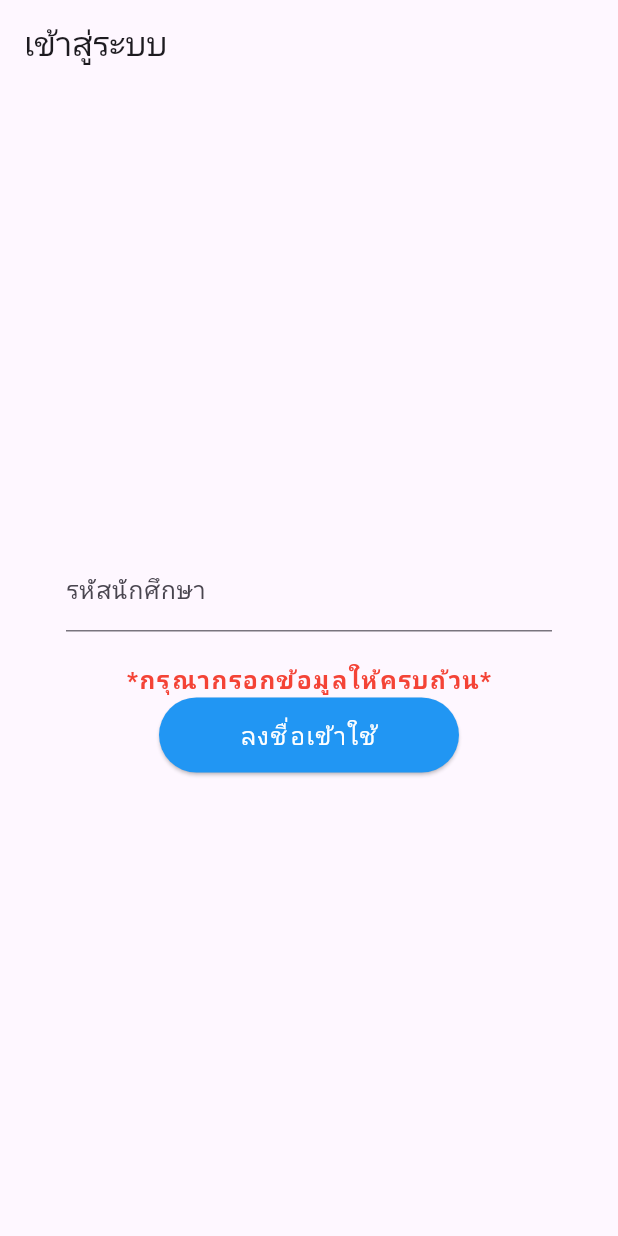
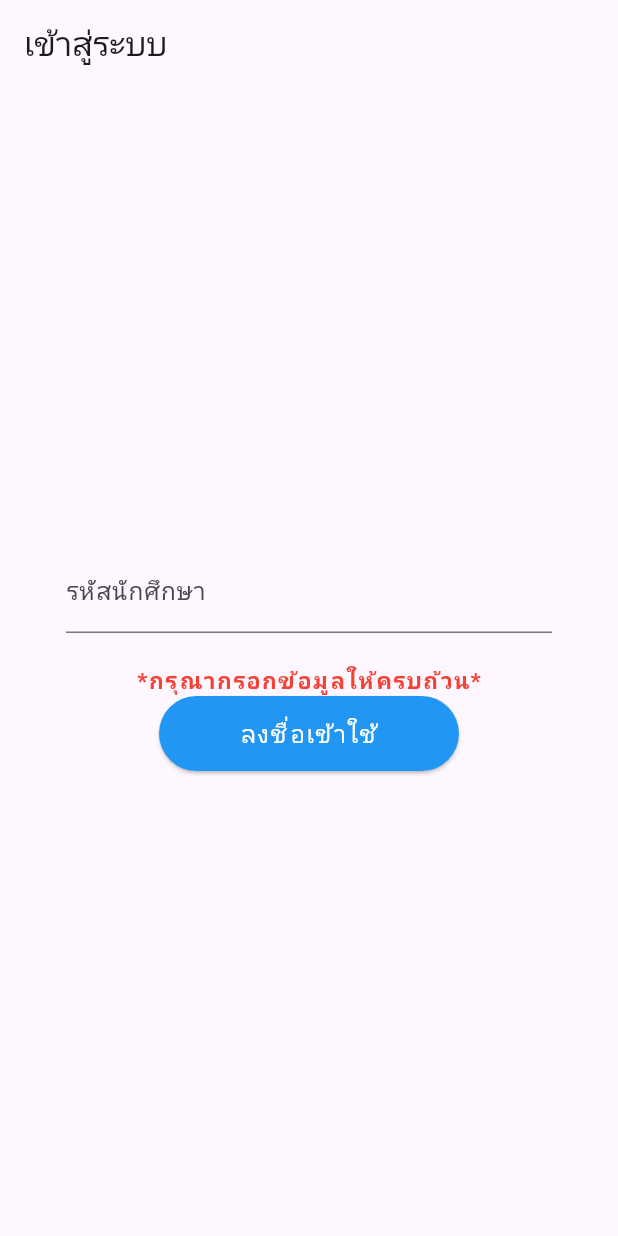
Before and after one commit to tew080/Application_BLE_Authentication, a Flutter app: the screen it shows after launch, after a tap on "ลงชื่อเข้าใช้", on a phone screen of 412 x 824 dp. Run offline on Flutter 3.47's test engine with Material 3 defaults, Android fonts, the phone set to English and light mode, and no system bars; our stand-ins replace cloud_firestore, firebase_core, flutter_secure_storage; accounts and stored records are empty; Roboto replaces fonts that are missing (Google Sans).

Commit message:
login_page: Fix Warning and Clean

```diff
--- a/lib/pages/login_page.dart
+++ b/lib/pages/login_page.dart
@@ -26,12 +26,8 @@ class _LoginPageState extends State<LoginPage> {
 
   // รับค่าจาก รหัสนักศึกษาจาก TextField
   final studentIdCtrl = TextEditingController();
-  /*// รับค่าจาก รหัส TextField
-  final passwordCtrl = TextEditingController();*/
 
   void _checkLoginState() async {
-    // ค่าที่รับมาจาก studentIdCtrl และ passwordCtrl จะต้องไม่เป็นค่าว่าง
-    //if (studentIdCtrl.text.isEmpty || passwordCtrl.text.isEmpty) {
     if (studentIdCtrl.text.isEmpty) {
       setState(() {
         error = '*กรุณากรอกข้อมูลให้ครบถ้วน*';
@@ -48,11 +44,6 @@ class _LoginPageState extends State<LoginPage> {
 
     // ดึงค่าจากช่องกรอก และลบช่องว่าง (Whitespace) ออกทั้งหมด
     final String studentId = studentIdCtrl.text.replaceAll(RegExp(r'\s+'), '');
-    // ดึงค่ารหัสผ่าน และตัดช่องว่างหน้า-หลัง
-    /*final String password = passwordCtrl.text.trim();
-
-    // เรียก AuthService เพื่อตรวจสอบข้อมูล
-    final bool ok = await AuthenticationService.login(studentId, password);*/
 
     final bool ok = await AuthenticationService.login(studentId);
     if (ok == true) {
@@ -70,12 +61,8 @@ class _LoginPageState extends State<LoginPage> {
       return;
     }
 
-    /*  mounted T/F from class State
-     -  ถ้า (!mounted) แปลว่า "ถ้าหน้าจอนี้ไม่อยู่แล้ว"
-     - ให้จบการทำงานตรงนี้เลย ไม่ต้องทำบรรทัดล่างต่อ
-    */
     if (!mounted) {
-      log('Login Page ${mounted}');
+      log('Login Page $mounted');
       return;
     }
 
@@ -86,11 +73,10 @@ class _LoginPageState extends State<LoginPage> {
       - ให้แสดง '*ข้อมูลไม่ถูกต้อง*'
       - และให้เคลียร์ค่าใน TextField ทั้งหมด
       */
-      error = '*ข้อมูลไม่ถูกต้อง*';
+      error = '*ไม่มีข้อมูลหรือมีการใช้งานในอุปกรณ์อื่น*';
       studentIdCtrl.clear();
-      //passwordCtrl.clear();
     });
-    log('Loading Status ${loading}');
+    log('Loading Status $loading');
   }
 
   @override
@@ -102,7 +88,6 @@ class _LoginPageState extends State<LoginPage> {
         child: Column(
           mainAxisAlignment: MainAxisAlignment.center,
           children: [
-            // TextField (), สร้างช่องรับค่าข้อมูล
             TextField(
               // ให้ TextField รับค่าจาก studentIdCtrl
               controller: studentIdCtrl,
@@ -110,14 +95,6 @@ class _LoginPageState extends State<LoginPage> {
               keyboardType: TextInputType.number,
               decoration: const InputDecoration(labelText: 'รหัสนักศึกษา'),
             ),
-            /*const SizedBox(height: 12),
-            TextField(
-              // ให้ TextField รับค่าจาก passwordCtrl
-              controller: passwordCtrl,
-              // ซ้อนข้อความที่รับเข้ามา
-              obscureText: true,
-              decoration: const InputDecoration(labelText: 'รหัสผ่าน'),
-            ),*/
             const SizedBox(height: 20),
             // ถ้า ค่าในตัวแปล error ไม่เป็นค่าว่าง แสดงว่ามีข้อผิดพลาด จาก setState();
             if (error.isNotEmpty)
@@ -126,7 +103,7 @@ class _LoginPageState extends State<LoginPage> {
                 style: const TextStyle(
                   color: Colors.red,
                   // กำหนดขนาดของตัวอักษร
-                  fontSize: 16,
+                  fontSize: 15,
                   // กำหนดความหนาของตัวอักษร
                   fontWeight: FontWeight.bold,
                   // กำหนดระยะห่างระหว่างตัวอักษร
```
